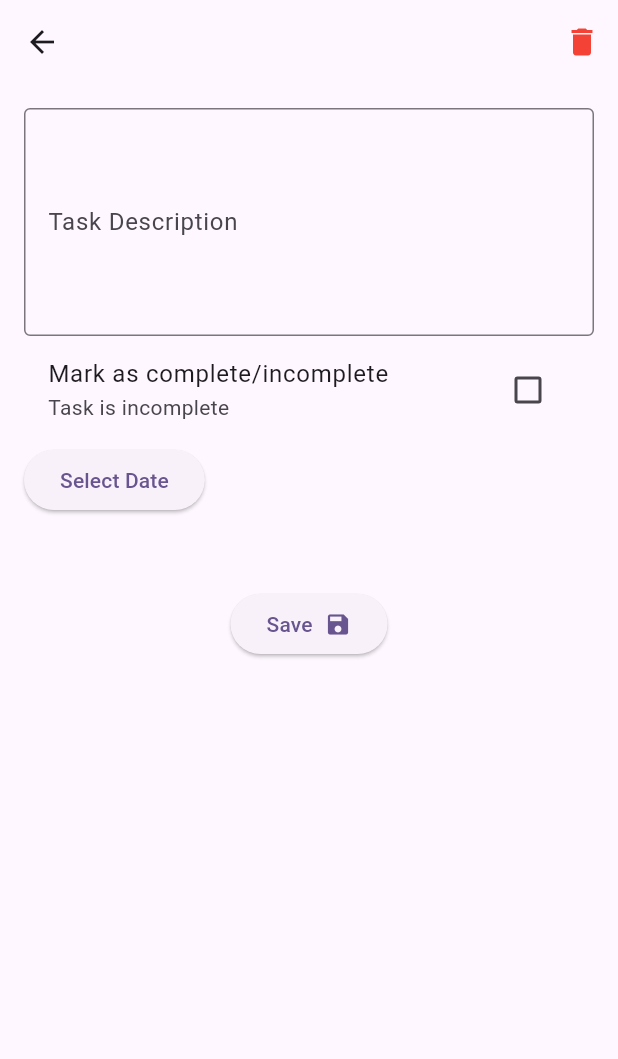
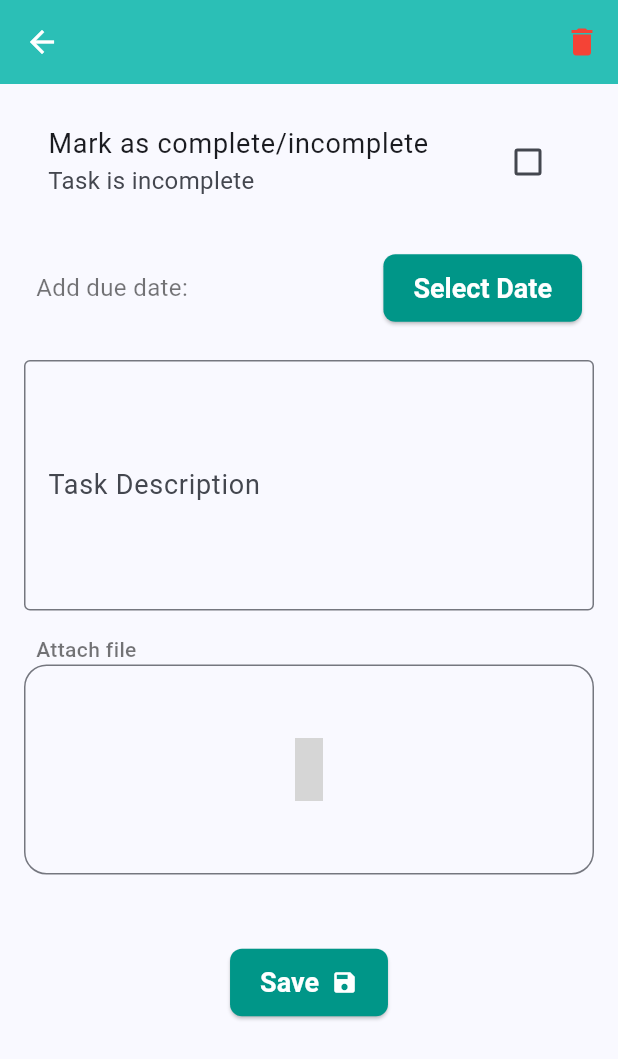
Before and after one commit to Glory-Mwendwa/to_do_App, a Flutter app: the TaskPage screen opened directly with empty values, on a phone screen of 412 x 824 dp. Shown: the top 1059 px of the screen. Run offline on Flutter 3.47's test engine with Material 3 defaults, Android fonts, the phone set to English and light mode, and no system bars; our stand-ins replace cached_network_image, cloud_firestore, firebase_auth, firebase_core, get, google_fonts and 3 more; accounts and stored records are empty; network calls fail; grey boxes are pictures that could not be loaded.

Commit message:
Added themes

```diff
--- a/lib/model_jsons/task_page.dart
+++ b/lib/model_jsons/task_page.dart
@@ -1,6 +1,7 @@
 import 'dart:developer';
 import 'package:intl/intl.dart';
 import 'package:flutter/material.dart';
+import 'package:material_design_icons_flutter/material_design_icons_flutter.dart';
 import 'package:to_do/models/task_model.dart';
 
 class TaskPage extends StatefulWidget {
@@ -79,6 +80,7 @@ class _TaskPageState extends State<TaskPage> {
   @override
   Widget build(BuildContext context) {
     return Scaffold(
+      resizeToAvoidBottomInset: false,
       appBar: AppBar(
         title: Text(task.title),
         actions: [
@@ -93,15 +95,6 @@ class _TaskPageState extends State<TaskPage> {
         child: Column(
           crossAxisAlignment: CrossAxisAlignment.start,
           children: [
-            TextField(
-              maxLines: 5,
-              controller: descriptionController,
-              decoration: const InputDecoration(
-                labelText: "Task Description",
-                border: OutlineInputBorder(),
-                hintText: "Enter description here...",
-              ),
-            ),
             CheckboxListTile(
               title: const Text("Mark as complete/incomplete"),
               subtitle: Text(task.status == "complete" ? "Task is complete" : "Task is incomplete"),
@@ -112,6 +105,15 @@ class _TaskPageState extends State<TaskPage> {
                 });
               },
             ),
+            const SizedBox(
+              height: 16,
+            ),
+            Padding(
+              padding: const EdgeInsets.all(8.0),
+              child: Row(
+                mainAxisAlignment: MainAxisAlignment.spaceBetween,
+                children: [
+                  const Text("Add due date:"),
                   ElevatedButton(
                     onPressed: () async {
                       DateTime? pickedDate = await showDatePicker(
@@ -126,6 +128,86 @@ class _TaskPageState extends State<TaskPage> {
                     },
                     child: const Text("Select Date"),
                   ),
+                ],
+              ),
+            ),
+            const SizedBox(
+              height: 16,
+            ),
+            TextField(
+              maxLines: 5,
+              controller: descriptionController,
+              decoration: const InputDecoration(
+                labelText: "Task Description",
+                border: OutlineInputBorder(),
+                hintText: "Enter description here...",
+              ),
+            ),
+            const SizedBox(
+              height: 16,
+            ),
+            const Padding(
+              padding: EdgeInsets.only(left: 8),
+              child: Text(
+                "Attach file",
+                style: TextStyle(fontSize: 14, fontWeight: FontWeight.w500),
+              ),
+            ),
+            OutlinedButton(
+                style: OutlinedButton.styleFrom(
+                    shape: const RoundedRectangleBorder(
+                        borderRadius: BorderRadius.all(
+                  Radius.circular(15),
+                ))),
+                onPressed: () {
+                  log("Should attach file");
+                  showModalBottomSheet(
+                    context: context,
+                    builder: (BuildContext context) {
+                      return Column(
+                        mainAxisSize: MainAxisSize.min,
+                        children: [
+                          const SizedBox(
+                            height: 20,
+                          ),
+                          TextButton(
+                            onPressed: () {
+                              log("Should allow adding a photo");
+                            },
+                            child: const Row(
+                              children: [
+                                Text("Add Photo or Video"),
+                              ],
+                            ),
+                          ),
+                          TextButton(
+                            onPressed: () {
+                              log("Should allow adding a file");
+                            },
+                            child: const Row(
+                              children: [
+                                Text("Add file"),
+                              ],
+                            ),
+                          ),
+                          const SizedBox(
+                            height: 20,
+                          ),
+                        ],
+                      );
+                    },
+                  );
+                },
+                child: Container(
+                  alignment: Alignment.center,
+                  constraints: const BoxConstraints(
+                    minHeight: 140,
+                  ),
+                  child: Icon(
+                    MdiIcons.fileUpload,
+                    size: 42,
+                  ),
+                )),
 
             // Text("Created Date: ${task.createdDate}"),
             const SizedBox(height: 16),
--- /dev/null
+++ b/lib/themes/global_themes.dart
@@ -0,0 +1,31 @@
+import 'package:flutter/material.dart';
+import 'package:google_fonts/google_fonts.dart';
+
+class MyAppTheme {
+  static ThemeData lightTheme = ThemeData(
+    fontFamily: "${GoogleFonts.montserrat}",
+    colorScheme: ColorScheme.fromSeed(seedColor: Colors.blueAccent),
+    textTheme: const TextTheme(
+      displayLarge: TextStyle(fontSize: 32, fontWeight: FontWeight.bold, color: Colors.black),
+      bodyLarge: TextStyle(fontSize: 18, color: Colors.black87),
+      bodyMedium: TextStyle(fontSize: 16, color: Colors.black54),
+    ),
+    appBarTheme: const AppBarTheme(
+      backgroundColor: Color.fromARGB(255, 40, 202, 186),
+      foregroundColor: Colors.white,
+      elevation: 5,
+    ),
+    elevatedButtonTheme: ElevatedButtonThemeData(
+      style: ElevatedButton.styleFrom(
+        backgroundColor: Colors.teal.shade500,
+        foregroundColor: Colors.white,
+        textStyle: const TextStyle(fontSize: 18, fontWeight: FontWeight.bold),
+        padding: const EdgeInsets.symmetric(horizontal: 20, vertical: 12),
+        shape: const RoundedRectangleBorder(
+          borderRadius: BorderRadius.all(Radius.circular(8)),
+        ),
+      ),
+    ),
+    //checkboxTheme: const CheckboxThemeData(shape: CircleBorder())
+  );
+}
```
Also changed, not shown: lib/main.dart (+2 -19 lines), lib/pages/home_page.dart (+7 -2 lines), pubspec.yaml (+9 -4 lines), pubspec.lock, 10 other files. Lines whose indentation alone changed are shown as unchanged.
